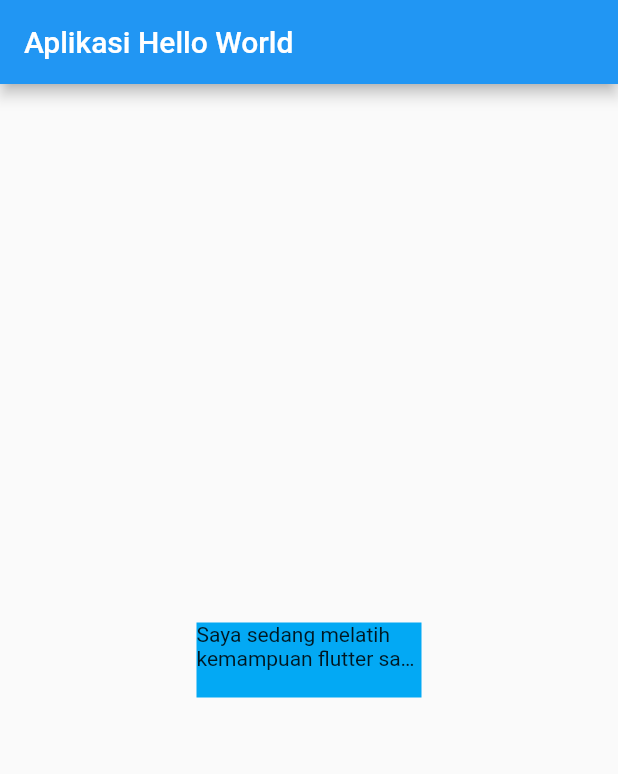
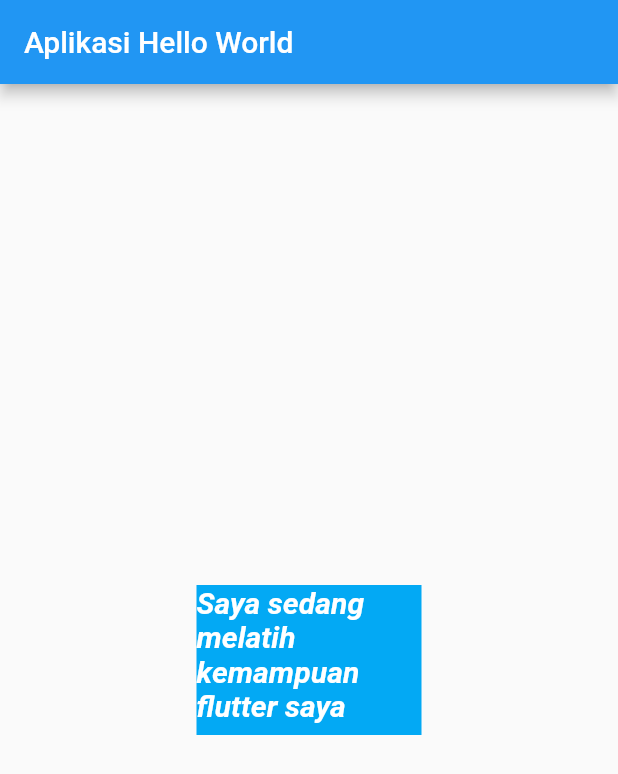
Before and after one commit to zaenury/flutter_apps, a Flutter app: the screen it shows after launch, on a phone screen of 412 x 824 dp. Shown: the top 774 px of the screen. Run offline on Flutter 3.47's test engine with Material 2 defaults, Android fonts, the phone set to English and light mode, and no system bars.

Commit message:
adding property for widget text

```diff
--- a/lib/main.dart
+++ b/lib/main.dart
@@ -20,11 +20,17 @@ class MyApp extends StatelessWidget {
             child: Container(
                 color: Colors.lightBlue,
                 width: 150,
-                height: 50,
+                height: 100,
                 child: Text(
                   "Saya sedang melatih kemampuan flutter saya",
-                  maxLines: 2,
-                  overflow: TextOverflow.ellipsis,
+                  style: TextStyle(
+                      color: Colors.white,
+                      fontStyle: FontStyle.italic,
+                      fontWeight: FontWeight.w700,
+                      fontSize: 20),
+                  // textAlign: TextAlign.center, // Rata tengah
+                  // maxLines: 2, // Maximum line available
+                  // overflow: TextOverflow.ellipsis, // The text is longer than maxLines will be ...
                 ))),
       ),
     );
```
